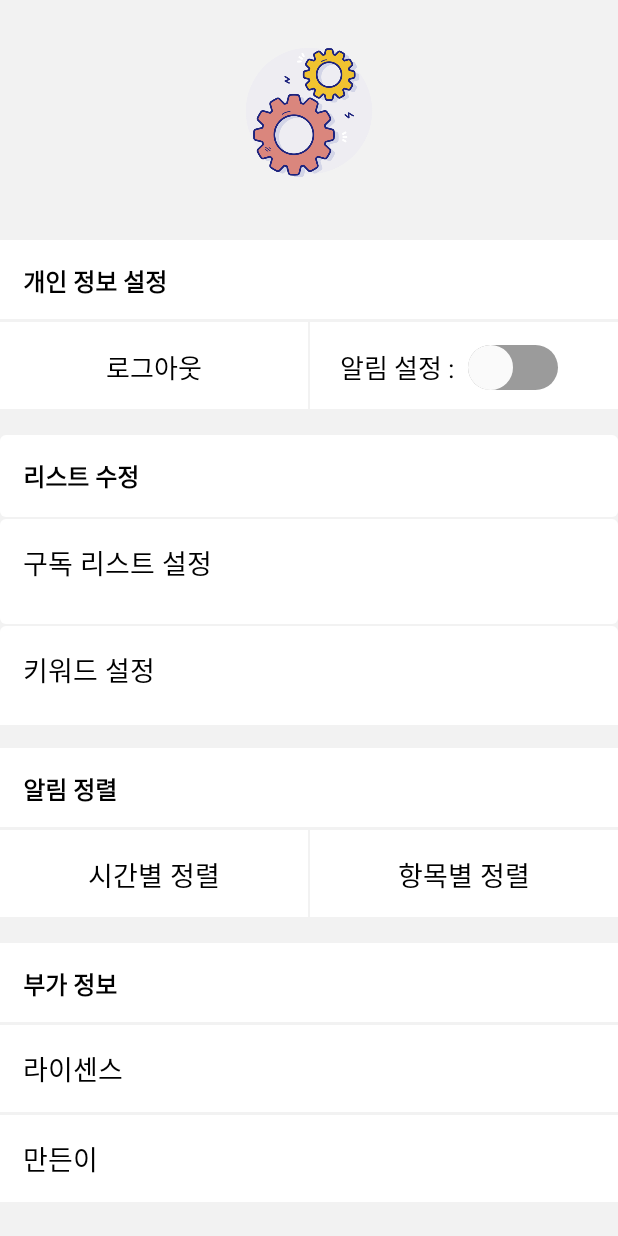
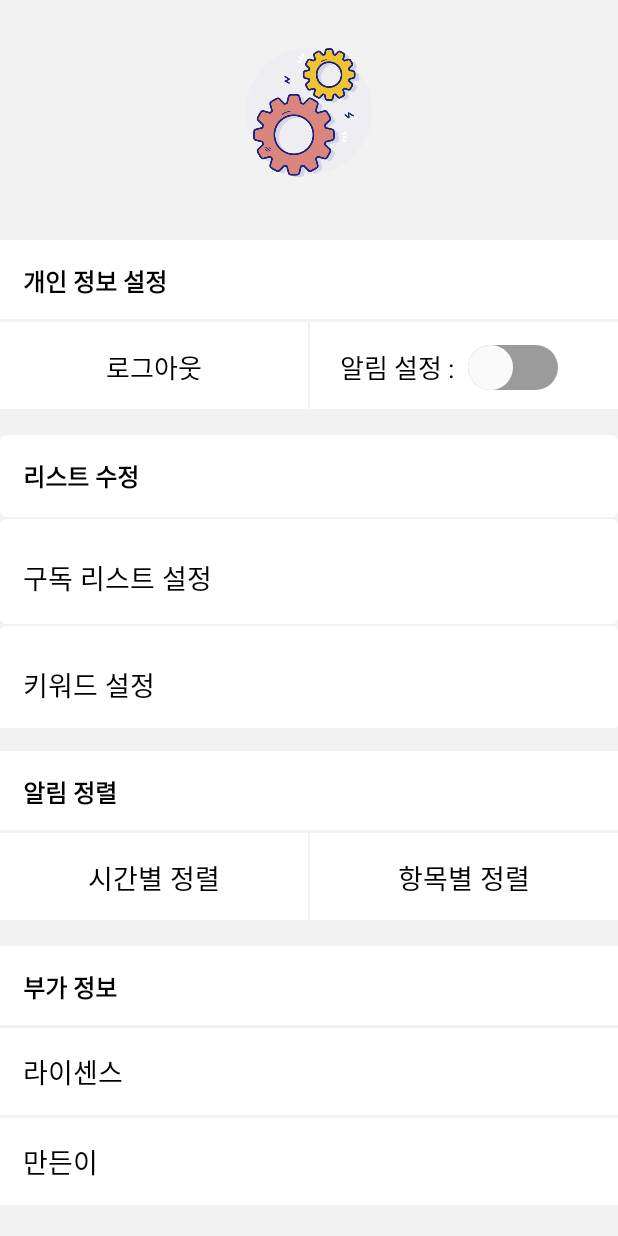
Before and after one commit to ppcomp/knu-notice-client, an Android app: the Setting screen opened directly, with no data from a screen before it, on a phone screen of 412 x 824 dp. Run offline under Robolectric (Android 15) with nearby library versions, the phone set to English and light mode, and no system bars.

Commit message:
style: setting 글씨 정렬 수정

```diff
--- a/Knu_push_app/app/src/main/res/layout/activity_setting.xml
+++ b/Knu_push_app/app/src/main/res/layout/activity_setting.xml
@@ -80,7 +80,7 @@
     <LinearLayout
         android:id="@+id/list"
         android:layout_width="match_parent"
-        android:layout_height="193dp"
+        android:layout_height="195dp"
         android:layout_marginTop="15dp"
         app:layout_constraintTop_toBottomOf="@id/changeinfo"
         android:orientation="vertical">
@@ -103,7 +103,7 @@
             android:layout_height="70dp"
             android:text="구독 리스트 설정"
             android:textSize="18dp"
-            android:padding="15dp"
+            android:paddingLeft="15dp"
             android:paddingTop="25dp"
             android:textColor="@color/colorBlack"
             android:layout_marginTop="1dp"
@@ -123,7 +123,7 @@
             android:text="키워드 설정"
             android:layout_marginTop="1dp"
             android:textSize="18dp"
-            android:padding="15dp"
+            android:paddingLeft="15dp"
             android:paddingTop="25dp"
             android:textColor="@color/colorBlack"
             android:clickable="true"
```
